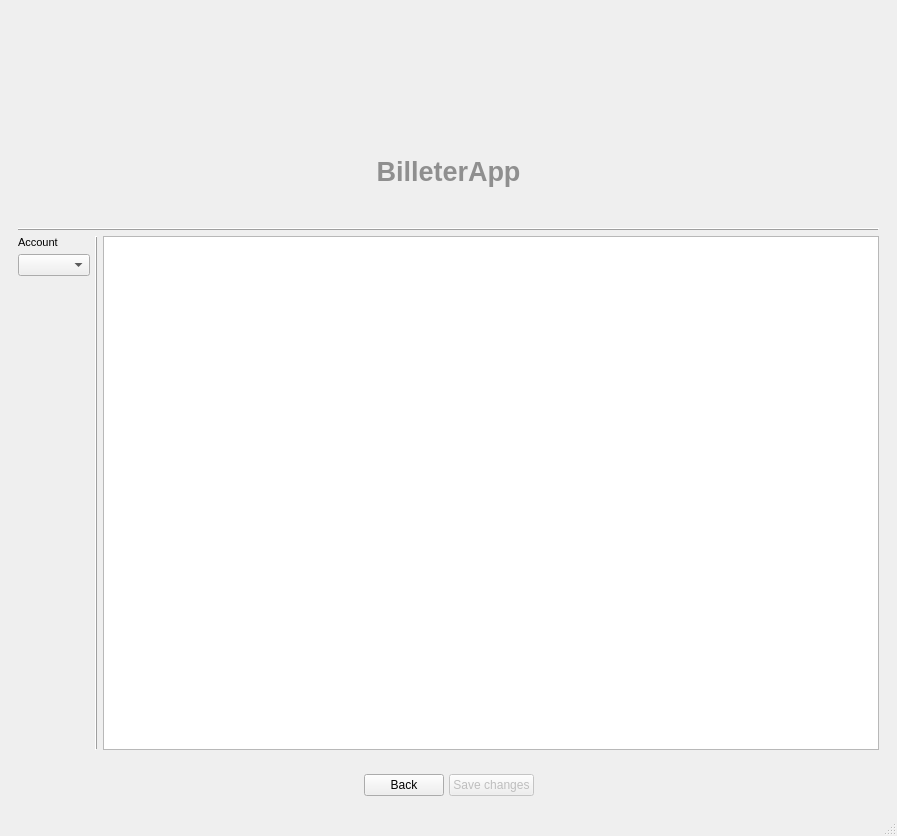
First picture: the form in billeUI/uis/operation_browser_screen.ui, repository Igna11/Billetera2.0, before the edit.
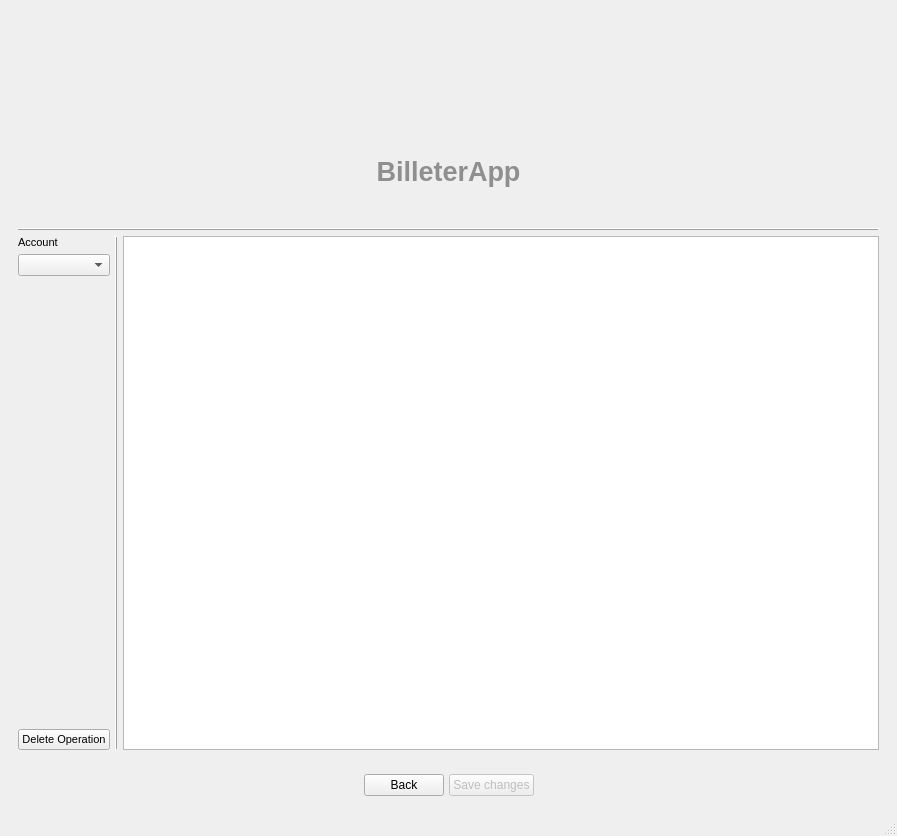
Second picture: the form after the edit.

What changed in the file:
```diff
--- a/billeUI/uis/operation_browser_screen.ui
+++ b/billeUI/uis/operation_browser_screen.ui
@@ -128,6 +128,18 @@
                </property>
               </spacer>
              </item>
+             <item>
+              <widget class="QPushButton" name="delete_op_button">
+               <property name="font">
+                <font>
+                 <pointsize>8</pointsize>
+                </font>
+               </property>
+               <property name="text">
+                <string>Delete Operation</string>
+               </property>
+              </widget>
+             </item>
             </layout>
            </item>
            <item>
```
